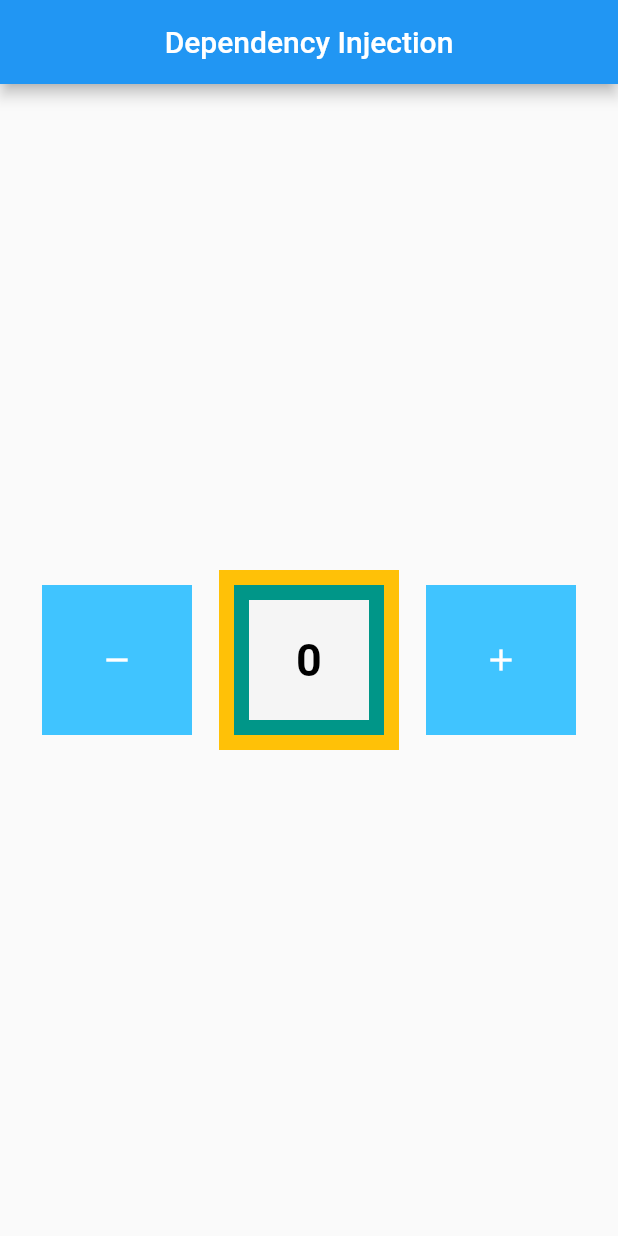
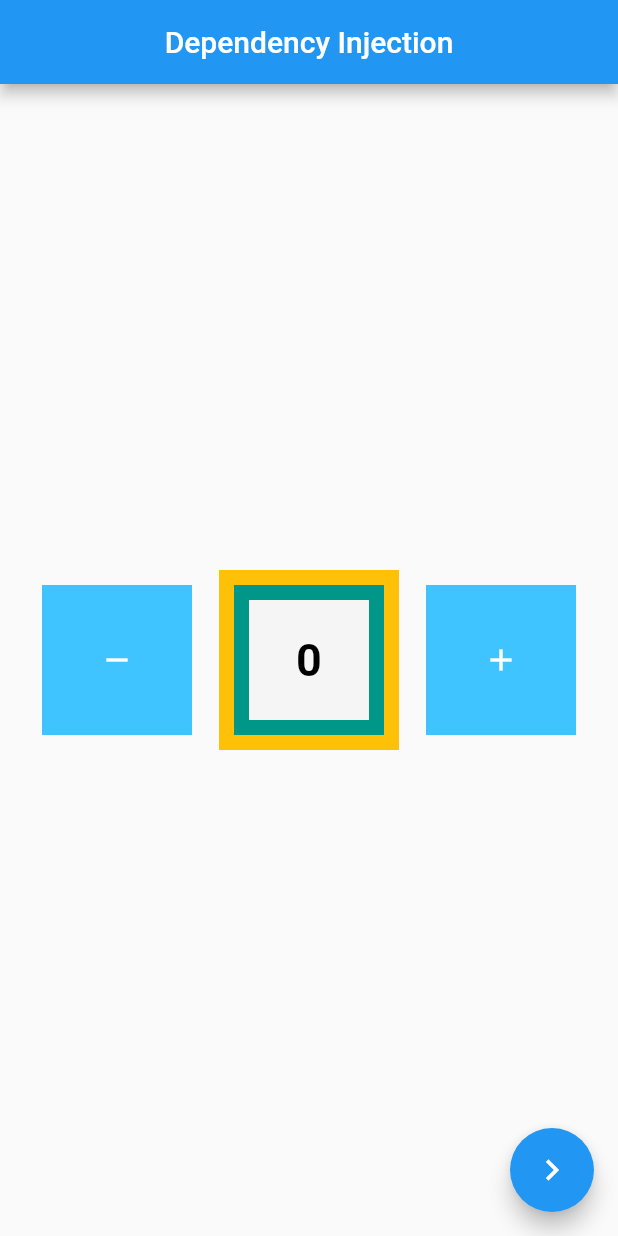
Before and after one commit to tamathecxder/learn_BLoC, a Flutter app: the screen it shows after launch, on a phone screen of 412 x 824 dp. Run offline on Flutter 3.47's test engine with Material 2 defaults, Android fonts, the phone set to English and light mode, and no system bars; our stand-ins replace bloc, flutter_bloc.

Commit message:
Menggunakan BlocProvider.value() untuk dep-injection pada child provider

```diff
--- a/lib/main.dart
+++ b/lib/main.dart
@@ -12,11 +12,11 @@ class MyApp extends StatelessWidget {
 
   @override
   Widget build(BuildContext context) {
-    return BlocProvider(
-      create: (context) => Counter(),
-      child: MaterialApp(
-        debugShowCheckedModeBanner: false,
-        home: HomePage(),
+    return MaterialApp(
+      debugShowCheckedModeBanner: false,
+      home: BlocProvider(
+        create: (context) => Counter(),
+        child: HomePage(),
       ),
     );
   }
--- a/lib/pages/home.dart
+++ b/lib/pages/home.dart
@@ -1,6 +1,7 @@
 import 'package:flutter/material.dart';
 import 'package:flutter_bloc/flutter_bloc.dart';
 import 'package:learn_bloc/bloc/counter.dart';
+import 'package:learn_bloc/pages/other.dart';
 import 'package:learn_bloc/widgets/amber.dart';
 
 class HomePage extends StatelessWidget {
@@ -9,10 +10,27 @@ class HomePage extends StatelessWidget {
   @override
   Widget build(BuildContext context) {
     Counter counter = BlocProvider.of<Counter>(context);
+
     return Scaffold(
       appBar: AppBar(
         title: const Text("Dependency Injection"),
         centerTitle: true,
+      ),
+      floatingActionButton: FloatingActionButton(
+        onPressed: () {
+          Navigator.of(context).push(
+            MaterialPageRoute(
+              builder: (context) => BlocProvider.value(
+                value: counter,
+                child: const OtherPage(),
+              ),
+            ),
+          );
+        },
+        child: const Icon(
+          Icons.navigate_next,
+          size: 28,
+        ),
       ),
       body: Center(
         child: Padding(
```
Also changed, not shown: lib/pages/other.dart (added, +34 -0 lines).
